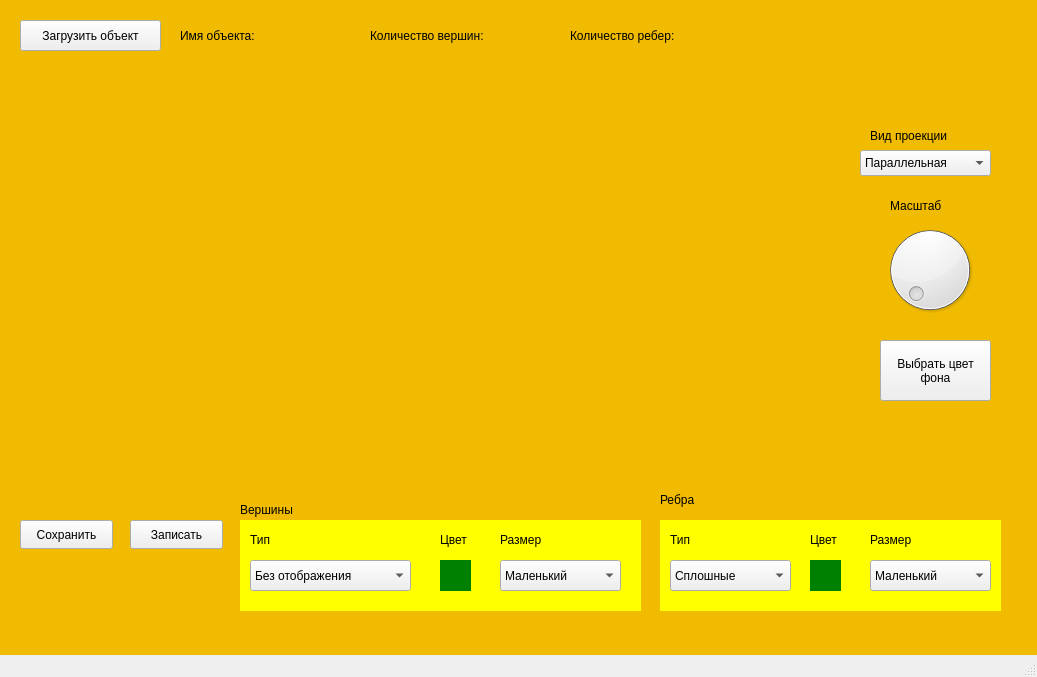
The window that src/3D_Viewer/mainwindow.ui (VMBush/3D_viewer) describes before a commit, drawn with Qt 5.
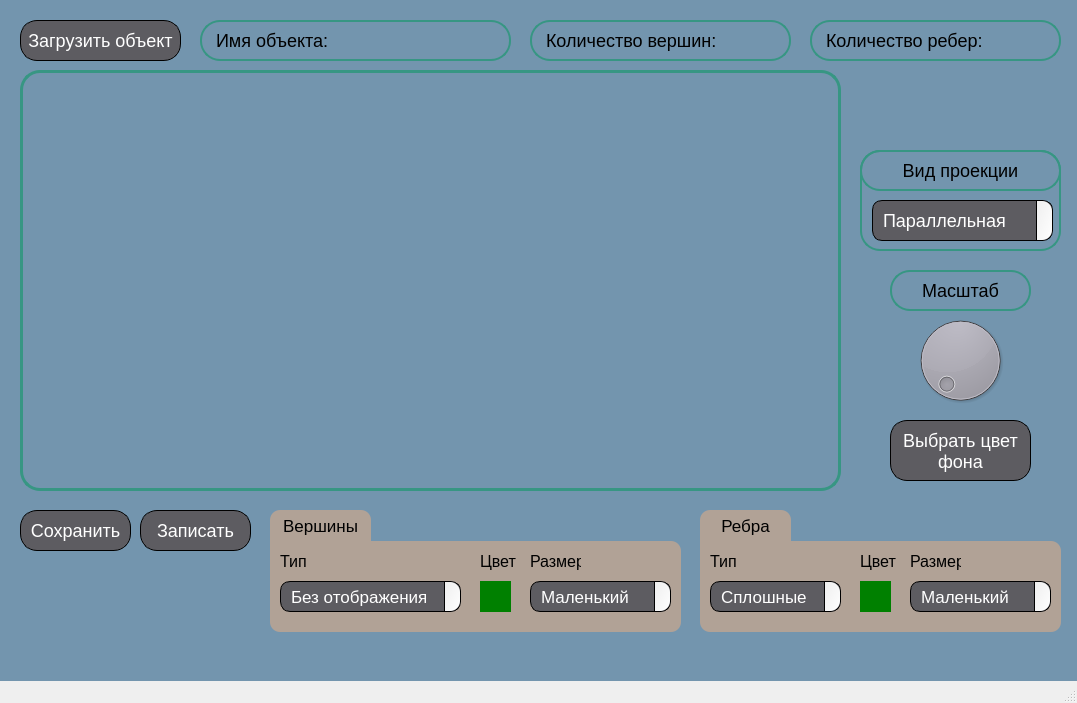
The same window after the commit. Icons and pictures are not drawn.

What changed in the file:
```diff
--- a/src/3D_Viewer/mainwindow.ui
+++ b/src/3D_Viewer/mainwindow.ui
@@ -6,8 +6,8 @@
    <rect>
     <x>0</x>
     <y>0</y>
-    <width>1037</width>
-    <height>677</height>
+    <width>1077</width>
+    <height>703</height>
    </rect>
   </property>
   <property name="windowTitle">
@@ -19,29 +19,44 @@
   <widget class="QWidget" name="centralwidget">
    <property name="styleSheet">
     <string notr="true">#centralwidget {
-background-color: #F0BB00;
+background-color: #7395ae;
 }</string>
    </property>
-   <widget class="QWidget" name="verticalLayoutWidget">
-    <property name="geometry">
-     <rect>
-      <x>20</x>
-      <y>70</y>
-      <width>821</width>
-      <height>421</height>
-     </rect>
-    </property>
-    <layout class="QVBoxLayout" name="verticalLayout"/>
-   </widget>
    <widget class="QPushButton" name="pushButton">
     <property name="geometry">
      <rect>
       <x>20</x>
       <y>20</y>
-      <width>141</width>
-      <height>31</height>
+      <width>161</width>
+      <height>41</height>
      </rect>
     </property>
+    <property name="styleSheet">
+     <string notr="true">
+
+QPushButton {
+   border-radius: 16.772px;
+background: #5d5c61;
+color: #ffffff;
+
+font-family: &quot;PP Mori&quot;;
+font-size: 18px;
+font-style: normal;
+font-weight: 20;
+border: 1px solid
+}
+
+
+QPushButton:hover {
+    background-color: #4b4a4d; /* Цвет фона при наведении */
+  
+}
+
+QPushButton:pressed {
+    background-color: #3c3b3d; /* Цвет фона при нажатии */
+   
+}</string>
+    </property>
     <property name="text">
      <string>Загрузить объект</string>
     </property>
@@ -49,22 +64,43 @@
    <widget class="QDial" name="dial">
     <property name="geometry">
      <rect>
-      <x>880</x>
-      <y>220</y>
-      <width>100</width>
-      <height>100</height>
+      <x>910</x>
+      <y>310</y>
+      <width>101</width>
+      <height>101</height>
      </rect>
     </property>
+    <property name="styleSheet">
+     <string notr="true">border-radius: 16.772px;
+background: #5d5c61;
+color: #ffffff;
+
+font-family: &quot;PP Mori&quot;;
+font-size: 18px;
+font-style: normal;
+font-weight: 20;
+border: 1px solid</string>
+    </property>
    </widget>
    <widget class="QLabel" name="label">
     <property name="geometry">
      <rect>
-      <x>180</x>
+      <x>200</x>
       <y>20</y>
-      <width>141</width>
-      <height>31</height>
+      <width>311</width>
+      <height>41</height>
      </rect>
     </property>
+    <property name="styleSheet">
+     <string notr="true">font-family: &quot;PP Mori&quot;;
+font-size: 18px;
+font-style: normal;
+font-weight: 20;
+border: 1.5px solid #379683;
+border-radius: 20px;
+padding-left: 10px;
+</string>
+    </property>
     <property name="text">
      <string>Имя объекта: </string>
     </property>
@@ -72,12 +108,21 @@
    <widget class="QLabel" name="label_2">
     <property name="geometry">
      <rect>
-      <x>370</x>
+      <x>530</x>
       <y>20</y>
-      <width>161</width>
-      <height>31</height>
+      <width>261</width>
+      <height>41</height>
      </rect>
     </property>
+    <property name="styleSheet">
+     <string notr="true">font-family: &quot;PP Mori&quot;;
+font-size: 18px;
+font-style: normal;
+font-weight: 20;
+border: 1.5px solid #379683;
+border-radius: 20px;
+padding-left: 10px;</string>
+    </property>
     <property name="text">
      <string>Количество вершин: </string>
     </property>
@@ -85,12 +130,21 @@
    <widget class="QLabel" name="label_3">
     <property name="geometry">
      <rect>
-      <x>570</x>
+      <x>810</x>
       <y>20</y>
-      <width>161</width>
-      <height>31</height>
+      <width>251</width>
+      <height>41</height>
      </rect>
     </property>
+    <property name="styleSheet">
+     <string notr="true">font-family: &quot;PP Mori&quot;;
+font-size: 18px;
+font-style: normal;
+font-weight: 20;
+border: 1.5px solid #379683;
+border-radius: 20px;
+padding-left: 10px;</string>
+    </property>
     <property name="text">
      <string>Количество ребер: </string>
     </property>
@@ -99,80 +153,71 @@
     <property name="geometry">
      <rect>
       <x>890</x>
-      <y>190</y>
-      <width>81</width>
-      <height>31</height>
+      <y>270</y>
+      <width>141</width>
+      <height>41</height>
      </rect>
     </property>
+    <property name="styleSheet">
+     <string notr="true">font-family: &quot;PP Mori&quot;;
+font-size: 18px;
+font-style: normal;
+font-weight: 20;
+border: 1.5px solid #379683;
+border-radius: 20px;</string>
+    </property>
     <property name="text">
      <string>Масштаб</string>
     </property>
-   </widget>
-   <widget class="QComboBox" name="comboBox">
-    <property name="geometry">
-     <rect>
-      <x>860</x>
-      <y>150</y>
-      <width>131</width>
-      <height>26</height>
-     </rect>
-    </property>
-    <item>
-     <property name="text">
-      <string>Параллельная</string>
-     </property>
-    </item>
-    <item>
-     <property name="text">
-      <string>Центральная</string>
-     </property>
-    </item>
-   </widget>
-   <widget class="QLabel" name="label_5">
-    <property name="geometry">
-     <rect>
-      <x>870</x>
-      <y>120</y>
-      <width>121</width>
-      <height>31</height>
-     </rect>
-    </property>
-    <property name="text">
-     <string>Вид проекции</string>
+    <property name="alignment">
+     <set>Qt::AlignCenter</set>
     </property>
    </widget>
    <widget class="QPushButton" name="pushButton_2">
     <property name="geometry">
      <rect>
       <x>20</x>
-      <y>520</y>
-      <width>93</width>
-      <height>29</height>
+      <y>510</y>
+      <width>111</width>
+      <height>41</height>
      </rect>
     </property>
+    <property name="styleSheet">
+     <string notr="true">
+
+QPushButton {
+   border-radius: 16.772px;
+background: #5d5c61;
+color: #ffffff;
+
+font-family: &quot;PP Mori&quot;;
+font-size: 18px;
+font-style: normal;
+font-weight: 20;
+border: 1px solid
+}
+
+
+QPushButton:hover {
+    background-color: #4b4a4d; /* Цвет фона при наведении */
+  
+}
+
+QPushButton:pressed {
+    background-color: #3c3b3d; /* Цвет фона при нажатии */
+   
+}</string>
+    </property>
     <property name="text">
      <string>Сохранить</string>
     </property>
    </widget>
-   <widget class="QPushButton" name="pushButton_3">
-    <property name="geometry">
-     <rect>
-      <x>130</x>
-      <y>520</y>
-      <width>93</width>
-      <height>29</height>
-     </rect>
-    </property>
-    <property name="text">
-     <string>Записать</string>
-    </property>
-   </widget>
    <widget class="QPushButton" name="pushButton_4">
     <property name="geometry">
      <rect>
-      <x>880</x>
-      <y>340</y>
-      <width>111</width>
+      <x>890</x>
+      <y>420</y>
+      <width>141</width>
       <height>61</height>
      </rect>
     </property>
@@ -180,7 +225,30 @@
      <bool>false</bool>
     </property>
     <property name="styleSheet">
-     <string notr="true"/>
+     <string notr="true">
+
+QPushButton {
+   border-radius: 16.772px;
+background: #5d5c61;
+color: #ffffff;
+
+font-family: &quot;PP Mori&quot;;
+font-size: 18px;
+font-style: normal;
+font-weight: 20;
+border: 1px solid
+}
+
+
+QPushButton:hover {
+    background-color: #4b4a4d; /* Цвет фона при наведении */
+  
+}
+
+QPushButton:pressed {
+    background-color: #3c3b3d; /* Цвет фона при нажатии */
+   
+}</string>
     </property>
     <property name="text">
      <string>Выбрать цвет 
@@ -196,15 +264,19 @@
    <widget class="QWidget" name="vertices" native="true">
     <property name="geometry">
      <rect>
-      <x>240</x>
-      <y>520</y>
-      <width>401</width>
+      <x>270</x>
+      <y>541</y>
+      <width>411</width>
       <height>91</height>
      </rect>
     </property>
     <property name="styleSheet">
      <string notr="true">QWidget#vertices {
-	background-color: yellow;
+	background-color: #b1a296;
+border-top-left-radius: 0px; /* Закругление левого верхнего угла */
+    border-bottom-left-radius: 10px; /* Закругление левого нижнего угла */
+    border-top-right-radius: 10px; /* Острый правый верхний угол */
+    border-bottom-right-radius: 10px;
 }</string>
     </property>
     <widget class="QLabel" name="label_8">
@@ -216,6 +288,12 @@
        <height>20</height>
       </rect>
      </property>
+     <property name="styleSheet">
+      <string notr="true">font-family: &quot;PP Mori&quot;;
+font-size: 16px;
+font-style: normal;
+font-weight: 10;</string>
+     </property>
      <property name="text">
       <string>Тип</string>
      </property>
@@ -225,10 +303,43 @@
       <rect>
        <x>10</x>
        <y>40</y>
-       <width>161</width>
+       <width>181</width>
        <height>31</height>
       </rect>
      </property>
+     <property name="styleSheet">
+      <string notr="true">QComboBox {
+    /* Основные стили QComboBox */
+    background: #5d5c61;
+color: #ffffff;
+font-family: &quot;PP Mori&quot;;
+font-size: 17px;
+font-style: normal;
+font-weight: 15;
+    border: 1px solid #000000;
+    padding: 1px 18px 1px 10px; /* Отступы для текста */
+    border-radius: 10px;
+    selection-background-color: #CCCCCC; /* Цвет фона при выборе элемента */
+}
+
+QComboBox::drop-down {
+    /* Стили для кнопки выпадающего списка */
+    subcontrol-origin: padding;
+    subcontrol-position: right;
+    width: 15px;
+    border-left-width: 1px;
+    border-left-color: #000000;
+    border-left-style: solid;
+    border-top-right-radius: 10px;
+    border-bottom-right-radius: 10px;
+    background: qlineargradient(x1:0, y1:0, x2:1, y2:1, stop:0 #EEEEEE, stop:1 #FFFFFF);
+}
+
+QComboBox::down-arrow {
+    /* Иконка стрелки вниз */
+    image: url(:/down_arrow.png);
+}</string>
+     </property>
      <item>
       <property name="text">
        <string>Без отображения</string>
@@ -248,12 +359,18 @@
     <widget class="QLabel" name="label_9">
      <property name="geometry">
       <rect>
-       <x>200</x>
+       <x>210</x>
        <y>10</y>
        <width>51</width>
        <height>20</height>
       </rect>
      </property>
+     <property name="styleSheet">
+      <string notr="true">font-family: &quot;PP Mori&quot;;
+font-size: 16px;
+font-style: normal;
+font-weight: 10;</string>
+     </property>
      <property name="text">
       <string>Цвет</string>
      </property>
@@ -267,6 +384,12 @@
        <height>20</height>
       </rect>
      </property>
+     <property name="styleSheet">
+      <string notr="true">font-family: &quot;PP Mori&quot;;
+font-size: 16px;
+font-style: normal;
+font-weight: 10;</string>
+     </property>
      <property name="text">
       <string>Размер</string>
      </property>
@@ -276,10 +399,43 @@
       <rect>
        <x>260</x>
        <y>40</y>
-       <width>121</width>
+       <width>141</width>
        <height>31</height>
       </rect>
      </property>
+     <property name="styleSheet">
+      <string notr="true">QComboBox {
+    /* Основные стили QComboBox */
+    background: #5d5c61;
+color: #ffffff;
+font-family: &quot;PP Mori&quot;;
+font-size: 17px;
+font-style: normal;
+font-weight: 15;
+    border: 1px solid #000000;
+    padding: 1px 18px 1px 10px; /* Отступы для текста */
+    border-radius: 10px;
+    selection-background-color: #CCCCCC; /* Цвет фона при выборе элемента */
+}
+
+QComboBox::drop-down {
+    /* Стили для кнопки выпадающего списка */
+    subcontrol-origin: padding;
+    subcontrol-position: right;
+    width: 15px;
+    border-left-width: 1px;
+    border-left-color: #000000;
+    border-left-style: solid;
+    border-top-right-radius: 10px;
+    border-bottom-right-radius: 10px;
+    background: qlineargradient(x1:0, y1:0, x2:1, y2:1, stop:0 #EEEEEE, stop:1 #FFFFFF);
+}
+
+QComboBox::down-arrow {
+    /* Иконка стрелки вниз */
+    image: url(:/down_arrow.png);
+}</string>
+     </property>
      <item>
       <property name="text">
        <string>Маленький</string>
@@ -304,7 +460,7 @@
     <widget class="QPushButton" name="pushButton_5">
      <property name="geometry">
       <rect>
-       <x>200</x>
+       <x>210</x>
        <y>40</y>
        <width>31</width>
        <height>31</height>
@@ -325,41 +481,75 @@
    <widget class="QLabel" name="label_6">
     <property name="geometry">
      <rect>
-      <x>240</x>
-      <y>500</y>
-      <width>81</width>
-      <height>20</height>
+      <x>270</x>
+      <y>510</y>
+      <width>101</width>
+      <height>31</height>
      </rect>
     </property>
+    <property name="styleSheet">
+     <string notr="true">background-color: #b1a296;
+border-top-left-radius: 10px; /* Закругление левого верхнего угла */
+    border-bottom-left-radius: 0px; /* Закругление левого нижнего угла */
+    border-top-right-radius: 10px; /* Острый правый верхний угол */
+    border-bottom-right-radius: 0px;
+
+font-family: &quot;PP Mori&quot;;
+font-size: 17px;
+font-style: normal;
+font-weight: 10;</string>
+    </property>
     <property name="text">
      <string>Вершины</string>
     </property>
+    <property name="alignment">
+     <set>Qt::AlignCenter</set>
+    </property>
    </widget>
    <widget class="QLabel" name="label_7">
     <property name="geometry">
      <rect>
-      <x>660</x>
-      <y>490</y>
-      <width>81</width>
-      <height>20</height>
+      <x>700</x>
+      <y>510</y>
+      <width>91</width>
+      <height>31</height>
      </rect>
     </property>
+    <property name="styleSheet">
+     <string notr="true">background-color: #b1a296;
+border-top-left-radius: 10px; /* Закругление левого верхнего угла */
+    border-bottom-left-radius: 0px; /* Закругление левого нижнего угла */
+    border-top-right-radius: 10px; /* Острый правый верхний угол */
+    border-bottom-right-radius: 0px;
+
+font-family: &quot;PP Mori&quot;;
+font-size: 17px;
+font-style: normal;
+font-weight: 10;</string>
+    </property>
     <property name="text">
      <string>Ребра</string>
     </property>
+    <property name="alignment">
+     <set>Qt::AlignCenter</set>
+    </property>
    </widget>
    <widget class="QWidget" name="edges" native="true">
     <property name="geometry">
      <rect>
-      <x>660</x>
-      <y>520</y>
-      <width>341</width>
+      <x>700</x>
+      <y>541</y>
+      <width>361</width>
       <height>91</height>
      </rect>
     </property>
     <property name="styleSheet">
      <string notr="true">QWidget#edges {
-background-color: yellow;
+	background-color: #b1a296;
+border-top-left-radius: 0px; /* Закругление левого верхнего угла */
+    border-bottom-left-radius: 10px; /* Закругление левого нижнего угла */
+    border-top-right-radius: 10px; /* Острый правый верхний угол */
+    border-bottom-right-radius: 10px;
 }</string>
     </property>
     <widget class="QLabel" name="label_14">
@@ -371,6 +561,12 @@
        <height>20</height>
       </rect>
      </property>
+     <property name="styleSheet">
+      <string notr="true">font-family: &quot;PP Mori&quot;;
+font-size: 16px;
+font-style: normal;
+font-weight: 10;</string>
+     </property>
      <property name="text">
       <string>Тип</string>
      </property>
@@ -380,10 +576,43 @@
       <rect>
        <x>10</x>
        <y>40</y>
-       <width>121</width>
+       <width>131</width>
        <height>31</height>
       </rect>
      </property>
+     <property name="styleSheet">
+      <string notr="true">QComboBox {
+    /* Основные стили QComboBox */
+    background: #5d5c61;
+color: #ffffff;
+font-family: &quot;PP Mori&quot;;
+font-size: 17px;
+font-style: normal;
+font-weight: 15;
+    border: 1px solid #000000;
+    padding: 1px 18px 1px 10px; /* Отступы для текста */
+    border-radius: 10px;
+    selection-background-color: #CCCCCC; /* Цвет фона при выборе элемента */
+}
+
+QComboBox::drop-down {
+    /* Стили для кнопки выпадающего списка */
+    subcontrol-origin: padding;
+    subcontrol-position: right;
+    width: 15px;
+    border-left-width: 1px;
+    border-left-color: #000000;
+    border-left-style: solid;
+    border-top-right-radius: 10px;
+    border-bottom-right-radius: 10px;
+    background: qlineargradient(x1:0, y1:0, x2:1, y2:1, stop:0 #EEEEEE, stop:1 #FFFFFF);
+}
+
+QComboBox::down-arrow {
+    /* Иконка стрелки вниз */
+    image: url(:/down_arrow.png);
+}</string>
+     </property>
      <item>
       <property name="text">
        <string>Сплошные</string>
@@ -398,12 +627,18 @@
     <widget class="QLabel" name="label_15">
      <property name="geometry">
       <rect>
-       <x>150</x>
+       <x>160</x>
        <y>10</y>
        <width>51</width>
        <height>20</height>
       </rect>
      </property>
+     <property name="styleSheet">
+      <string notr="true">font-family: &quot;PP Mori&quot;;
+font-size: 16px;
+font-style: normal;
+font-weight: 10;</string>
+     </property>
      <property name="text">
       <string>Цвет</string>
      </property>
@@ -417,6 +652,12 @@
        <height>20</height>
       </rect>
      </property>
+     <property name="styleSheet">
+      <string notr="true">font-family: &quot;PP Mori&quot;;
+font-size: 16px;
+font-style: normal;
+font-weight: 10;</string>
+     </property>
      <property name="text">
       <string>Размер</string>
      </property>
@@ -426,10 +667,43 @@
       <rect>
        <x>210</x>
        <y>40</y>
-       <width>121</width>
+       <width>141</width>
        <height>31</height>
       </rect>
      </property>
+     <property name="styleSheet">
+      <string notr="true">QComboBox {
+    /* Основные стили QComboBox */
+    background: #5d5c61;
+color: #ffffff;
+font-family: &quot;PP Mori&quot;;
+font-size: 17px;
+font-style: normal;
+font-weight: 15;
+    border: 1px solid #000000;
+    padding: 1px 18px 1px 10px; /* Отступы для текста */
+    border-radius: 10px;
+    selection-background-color: #CCCCCC; /* Цвет фона при выборе элемента */
+}
+
+QComboBox::drop-down {
+    /* Стили для кнопки выпадающего списка */
+    subcontrol-origin: padding;
+    subcontrol-position: right;
+    width: 15px;
+    border-left-width: 1px;
+    border-left-color: #000000;
+    border-left-style: solid;
+    border-top-right-radius: 10px;
+    border-bottom-right-radius: 10px;
+    background: qlineargradient(x1:0, y1:0, x2:1, y2:1, stop:0 #EEEEEE, stop:1 #FFFFFF);
+}
+
+QComboBox::down-arrow {
+    /* Иконка стрелки вниз */
+    image: url(:/down_arrow.png);
+}</string>
+     </property>
      <item>
       <property name="text">
        <string>Маленький</string>
@@ -454,7 +728,7 @@
     <widget class="QPushButton" name="pushButton_7">
      <property name="geometry">
       <rect>
-       <x>150</x>
+       <x>160</x>
        <y>40</y>
        <width>31</width>
        <height>31</height>
@@ -472,6 +746,155 @@
      </property>
     </widget>
    </widget>
+   <widget class="QPushButton" name="pushButton_3">
+    <property name="geometry">
+     <rect>
+      <x>140</x>
+      <y>510</y>
+      <width>111</width>
+      <height>41</height>
+     </rect>
+    </property>
+    <property name="styleSheet">
+     <string notr="true">
+
+QPushButton {
+   border-radius: 16.772px;
+background: #5d5c61;
+color: #ffffff;
+
+font-family: &quot;PP Mori&quot;;
+font-size: 18px;
+font-style: normal;
+font-weight: 20;
+border: 1px solid
+}
+
+
+QPushButton:hover {
+    background-color: #4b4a4d; /* Цвет фона при наведении */
+  
+}
+
+QPushButton:pressed {
+    background-color: #3c3b3d; /* Цвет фона при нажатии */
+   
+}</string>
+    </property>
+    <property name="text">
+     <string>Записать</string>
+    </property>
+   </widget>
+   <widget class="QWidget" name="proectionTypeHandler" native="true">
+    <property name="geometry">
+     <rect>
+      <x>860</x>
+      <y>150</y>
+      <width>201</width>
+      <height>101</height>
+     </rect>
+    </property>
+    <property name="styleSheet">
+     <string notr="true">QWidget#proectionTypeHandler {
+	border: 1.5px solid #379683;
+	border-radius: 20px;
+}
+</string>
+    </property>
+    <widget class="QLabel" name="label_5">
+     <property name="geometry">
+      <rect>
+       <x>0</x>
+       <y>0</y>
+       <width>201</width>
+       <height>41</height>
+      </rect>
+     </property>
+     <property name="styleSheet">
+      <string notr="true">font-family: &quot;PP Mori&quot;;
+font-size: 18px;
+font-style: normal;
+font-weight: 20;
+border: 1.5px solid #379683;
+border-radius: 20px;</string>
+     </property>
+     <property name="text">
+      <string>Вид проекции</string>
+     </property>
+     <property name="alignment">
+      <set>Qt::AlignCenter</set>
+     </property>
+    </widget>
+    <widget class="QComboBox" name="comboBox">
+     <property name="geometry">
+      <rect>
+       <x>12</x>
+       <y>50</y>
+       <width>181</width>
+       <height>41</height>
+      </rect>
+     </property>
+     <property name="styleSheet">
+      <string notr="true">QComboBox {
+    /* Основные стили QComboBox */
+    background: #5d5c61;
+color: #ffffff;
+font-family: &quot;PP Mori&quot;;
+font-size: 18px;
+font-style: normal;
+font-weight: 15;
+    border: 1px solid #000000;
+    padding: 1px 18px 1px 10px; /* Отступы для текста */
+    border-radius: 10px;
+    selection-background-color: #CCCCCC; /* Цвет фона при выборе элемента */
+}
+
+QComboBox::drop-down {
+    /* Стили для кнопки выпадающего списка */
+    subcontrol-origin: padding;
+    subcontrol-position: right;
+    width: 15px;
+    border-left-width: 1px;
+    border-left-color: #000000;
+    border-left-style: solid;
+    border-top-right-radius: 10px;
+    border-bottom-right-radius: 10px;
+    background: qlineargradient(x1:0, y1:0, x2:1, y2:1, stop:0 #EEEEEE, stop:1 #FFFFFF);
+}
+
+QComboBox::down-arrow {
+    /* Иконка стрелки вниз */
+    image: url(:/down_arrow.png);
+}</string>
+     </property>
+     <item>
+      <property name="text">
+       <string>Параллельная</string>
+      </property>
+     </item>
+     <item>
+      <property name="text">
+       <string>Центральная</string>
+      </property>
+     </item>
+    </widget>
+   </widget>
+   <widget class="QWidget" name="screenHandler" native="true">
+    <property name="geometry">
+     <rect>
+      <x>20</x>
+      <y>70</y>
+      <width>821</width>
+      <height>421</height>
+     </rect>
+    </property>
+    <property name="styleSheet">
+     <string notr="true">QWidget#screenHandler {
+	border: 3px solid #379683;
+	border-radius: 20px;
+}</string>
+    </property>
+   </widget>
   </widget>
   <widget class="QMenuBar" name="menubar">
    <property name="geometry">
```
Left out of the diff: 2 changed lines with no effect on the pictures.
